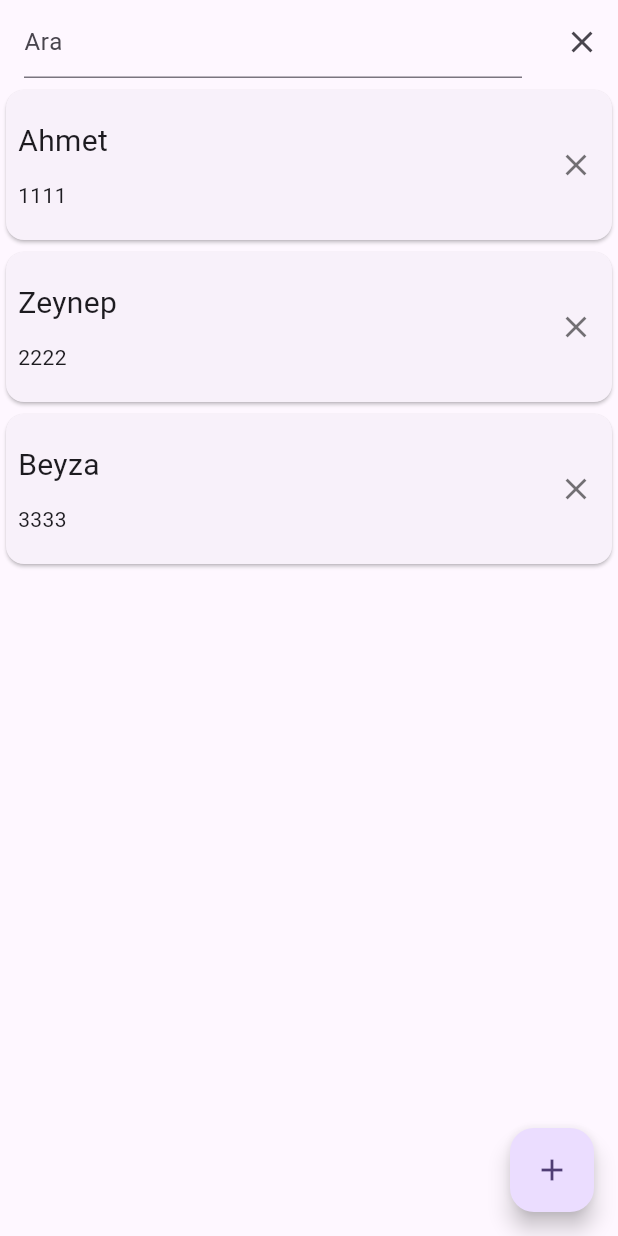
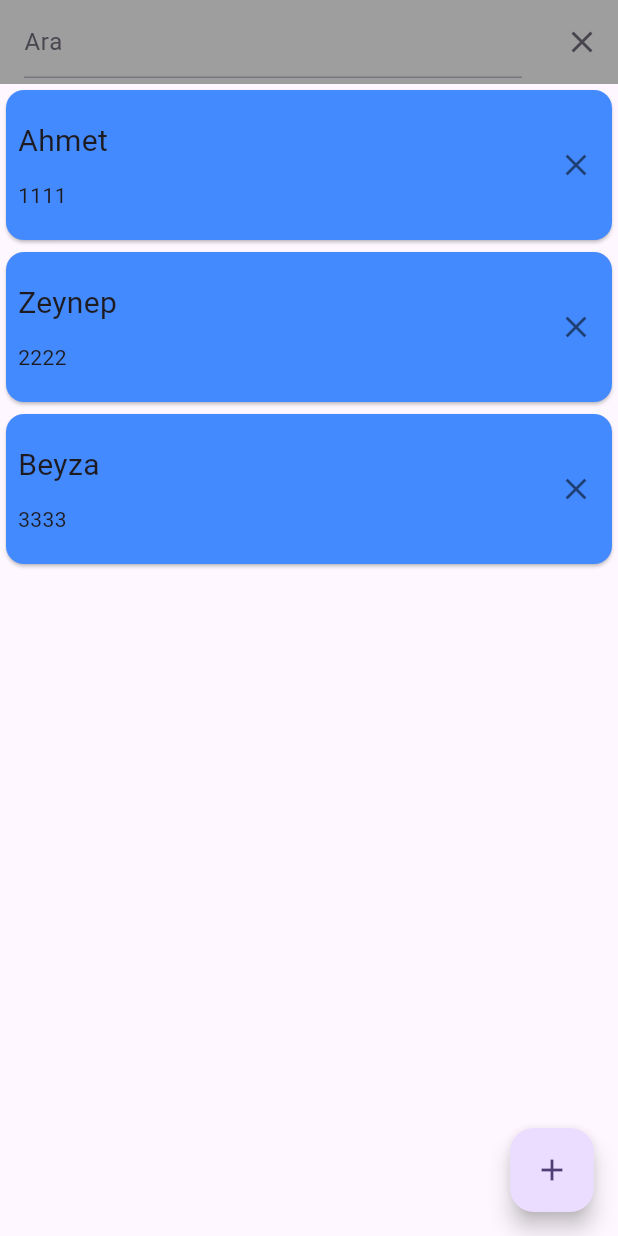
Before and after one commit to BurakCanOzguc/KisilerRehberUygulamasi, a Flutter app: the screen it shows after launch, after a tap on the "search" icon, on a phone screen of 412 x 824 dp. Run offline on Flutter 3.47's test engine with Material 3 defaults, Android fonts, the phone set to English and light mode, and no system bars; our stand-ins replace flutter_bloc.

Commit message:
Tasarım düzenlendi.

```diff
--- a/lib/ui/views/anasayfa.dart
+++ b/lib/ui/views/anasayfa.dart
@@ -25,6 +25,7 @@ class _AnasayfaState extends State<Anasayfa> {
   Widget build(BuildContext context) {
     return Scaffold(
       appBar: AppBar(
+        backgroundColor: Colors.grey,
         title: aramaYapiliyorMu
             ? TextField(
                 decoration: const InputDecoration(hintText: "Ara"),
@@ -71,6 +72,7 @@ class _AnasayfaState extends State<Anasayfa> {
                     });
                   },
                   child: Card(
+                    color: Colors.blueAccent,
                     child: SizedBox(
                       height: 100,
                       child: Row(
```
